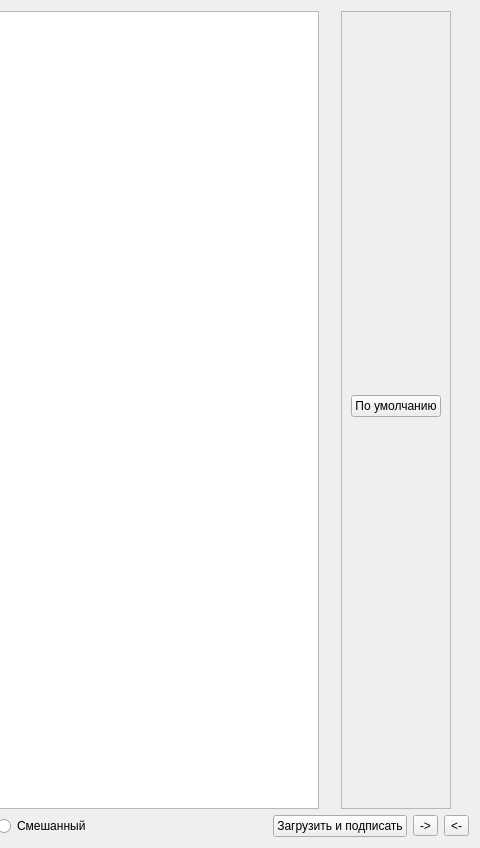
The window that editor.ui (Sergeyego/el_sert) describes before a commit, drawn with Qt 5; both pictures show x 538 to 1018 and y 0 to 848 of the 1018 by 848 pixel window.
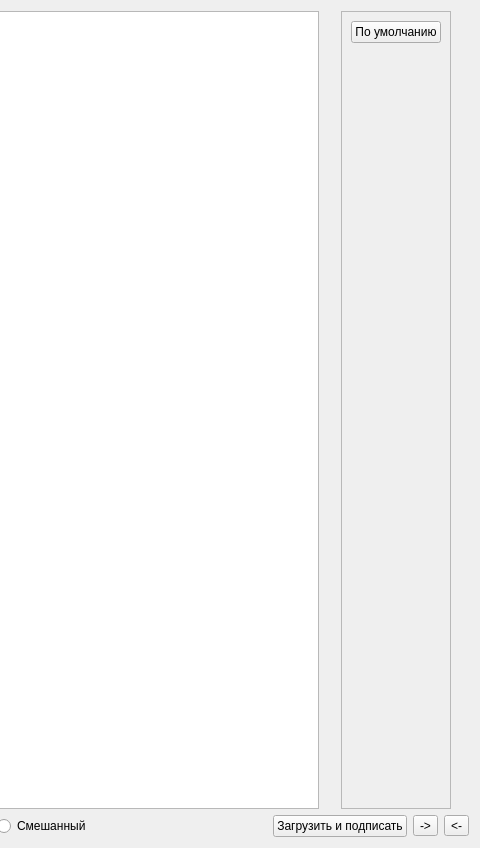
The same window after the commit. Custom widgets are drawn as their Qt base class.

What changed in the file:
```diff
--- a/editor.ui
+++ b/editor.ui
@@ -84,7 +84,16 @@
          <item>
           <spacer name="verticalSpacer">
            <property name="orientation">
-            <enum>Qt::Orientation::Vertical</enum>
+            <enum>Qt::Vertical</enum>
+           </property>
+           <property name="sizeType">
+            <enum>QSizePolicy::Expanding</enum>
+           </property>
+           <property name="sizeHint" stdset="0">
+            <size>
+             <width>0</width>
+             <height>0</height>
+            </size>
            </property>
           </spacer>
          </item>
```
Left out of the diff: 6 changed lines with no effect on the pictures.
